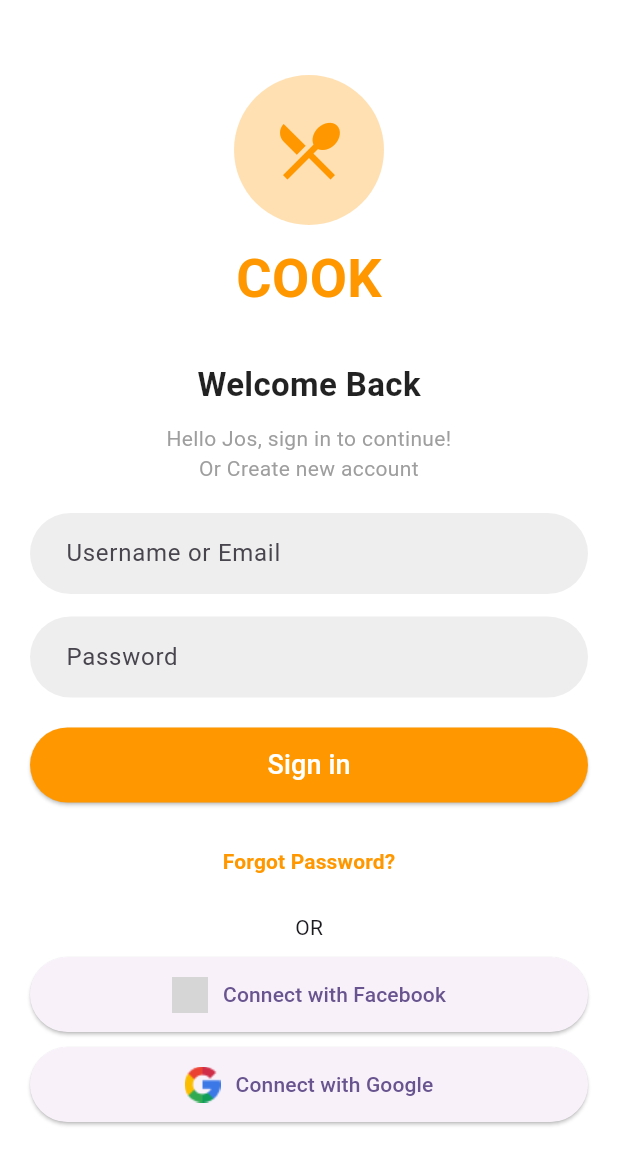
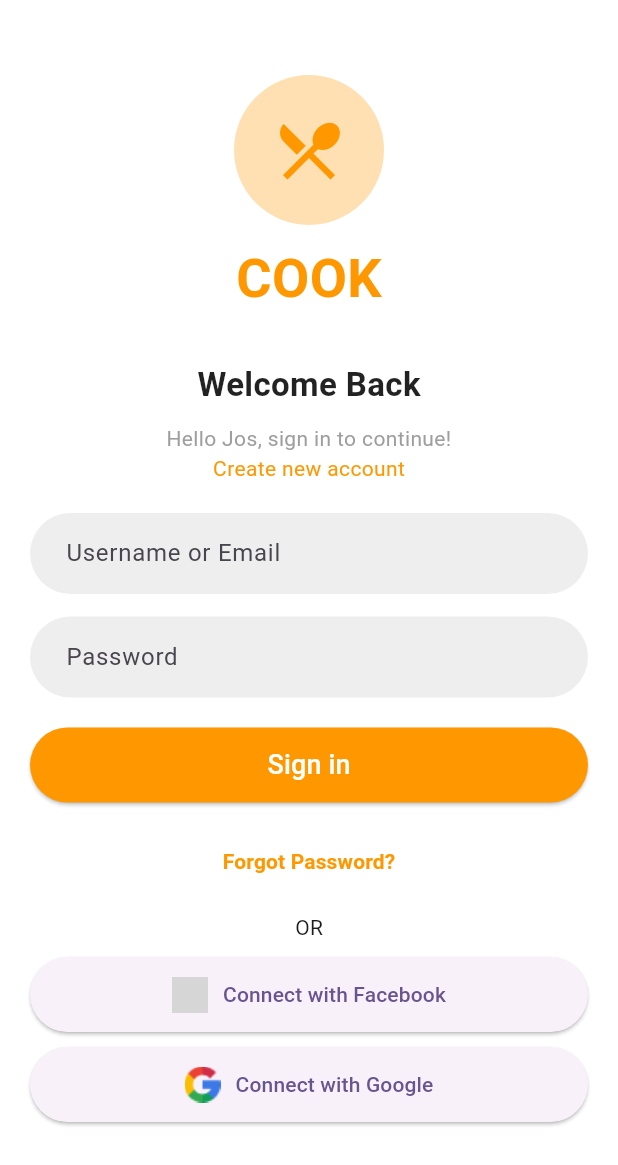
Before and after one commit to sahan-chamod/Food-Dink, a Flutter app: the LoginScreen screen opened by its route, on a phone screen of 412 x 824 dp. Shown: the top 1165 px of the screen. Run offline on Flutter 3.47's test engine with Material 3 defaults, Android fonts, the light colour scheme and no system bars; grey boxes are pictures that could not be loaded.

Commit message:
replace something

```diff
--- a/lib/main.dart
+++ b/lib/main.dart
@@ -2,6 +2,7 @@ import 'package:flutter/material.dart';
 import 'package:foodanddrink/screens/Login/LoginScreen.dart';
 import 'package:foodanddrink/screens/onboard/OnboardScreen.dart';
 import 'package:foodanddrink/screens/Forgetpassword/ForgetPassword.dart';
+import 'package:foodanddrink/screens/SignIn/SignIn.dart';
 
 void main() {
   runApp(const MyApp());
@@ -24,6 +25,7 @@ class MyApp extends StatelessWidget {
         '/': (context) => const OnboardScreen(),
         '/login': (context) => const LoginScreen(),
         '/forgot_password': (context) => const ForgetPassword(),
+        '/signin': (context) => SignInScreen(),
       },
     );
   }
--- a/lib/screens/Login/LoginScreen.dart
+++ b/lib/screens/Login/LoginScreen.dart
@@ -48,11 +48,22 @@ class LoginScreen extends StatelessWidget {
               ),
               const SizedBox(height: 10),
               const Text(
-                "Hello Jos, sign in to continue!\nOr Create new account",
+                "Hello Jos, sign in to continue!",
                 style: TextStyle(
                   color: Colors.grey,
                 ),
                 textAlign: TextAlign.center,
+              ),
+              GestureDetector(
+                onTap: () {
+                  Navigator.pushNamed(context, '/signin');
+                },
+                child: const Text(
+                  "Create new account",
+                  style: TextStyle(
+                    color: kmainbackgroundcolor,
+                  ),
+                ),
               ),
               const SizedBox(height: 20),
               TextField(
```
Also changed, not shown: lib/screens/SignIn/SignIn.dart (added, +15 -0 lines).
